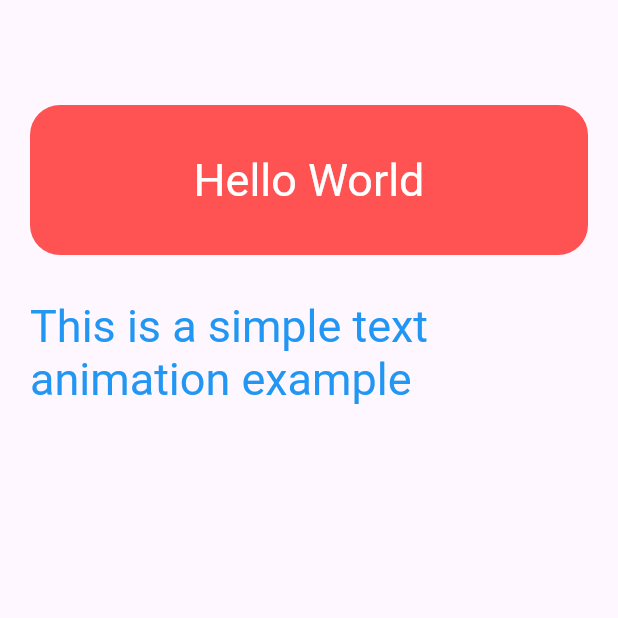
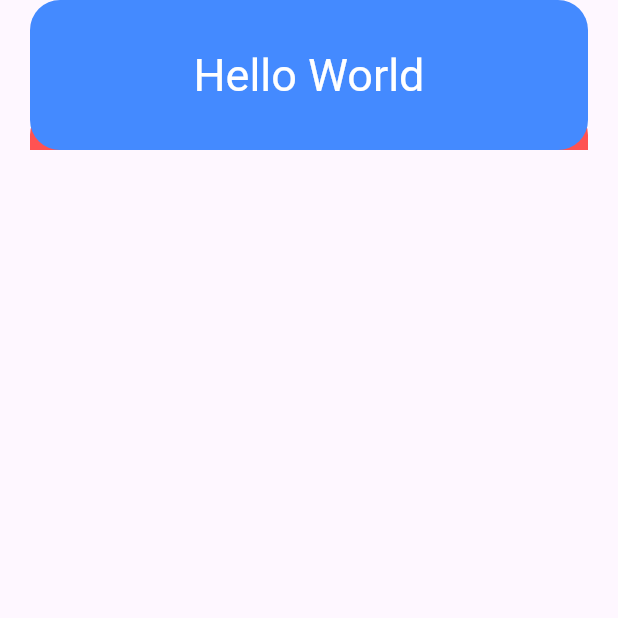
Before and after one commit to aadarshk7/text_animation, a Flutter app: the screen it shows after launch, on a phone screen of 412 x 824 dp, the top half of it. Run offline on Flutter 3.47's test engine with Material 3 defaults, Android fonts, the phone set to English and light mode, and no system bars; drawn by our look-alikes of animated_text_kit; Roboto replaces fonts that are missing (popin).

Commit message:
text_animation

```diff
--- a/lib/my_home_page.dart
+++ b/lib/my_home_page.dart
@@ -11,6 +11,13 @@
 }
 
 class _MyHomePageState extends State<MyHomePage> {
+  bool showanimation = false;
+  @override
+  void initState() {
+    Future.delayed(Duration(milliseconds: 5000), () {});
+    super.initState();
+  }
+
   @override
   Widget build(BuildContext context) {
     double width = MediaQuery.of(context).size.width;
@@ -53,8 +60,8 @@
                     style: TextStyle(
                         fontSize: 30, fontFamily: 'popin', color: Colors.blue),
                     child: AnimatedTextKit(
-                        // repeatForever: false,
-                        // totalRepeatCount: 1,
+                        repeatForever: false,
+                        totalRepeatCount: 1,
                         animatedTexts: [
                           TyperAnimatedText(
                               'This is a simple text animation example',
@@ -66,6 +73,31 @@
                         ])),
               ),
             ),
+            showanimationPositioned(
+              top: 400,
+              width: width,
+              child: Container(
+                margin: const EdgeInsets.only(left: 20, right: 20),
+                height: 100,
+                decoration: BoxDecoration(
+                  color: Colors.blueAccent,
+                  borderRadius: BorderRadius.circular(20),
+                ),
+                child: Center(
+                  child: DefaultTextStyle(
+                      style: const TextStyle(
+                        fontSize: 30,
+                        color: Colors.white,
+                      ),
+                      child: AnimatedTextKit(
+                          repeatForever: false,
+                          totalRepeatCount: 1,
+                          animatedTexts: [
+                            RotateAnimatedText('Hello World', rotateOut: false),
+                          ])),
+                ),
+              ),
+            ),
           ],
         ),
       ),
```
